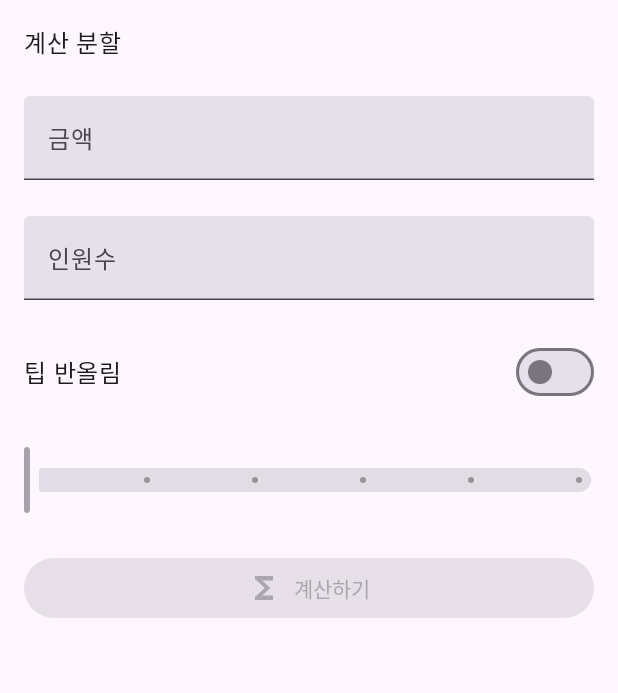
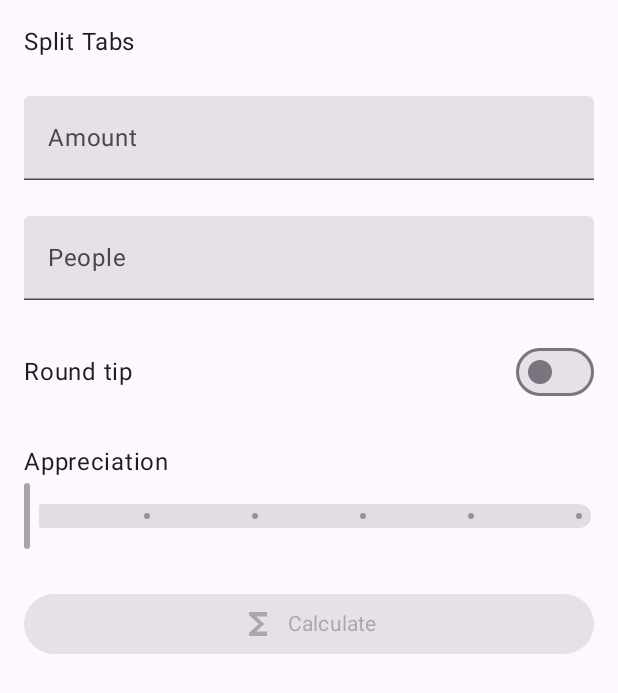
Before and after one commit to yo164/dividirCuentas7, an Android app built with Jetpack Compose: the screen it shows after launch (MainActivity), on a phone screen of 412 x 824 dp. Shown: the top 693 px of the screen. Run offline under Robolectric (Android 15) with nearby library versions, the phone set to English and light mode, and no system bars; Roboto replaces fonts that are not available here.

Commit message:
retocada antes de entregar

```diff
--- a/app/src/main/java/com/alanturin/dividircuentas7/MainActivity.kt
+++ b/app/src/main/java/com/alanturin/dividircuentas7/MainActivity.kt
@@ -95,7 +95,7 @@ class MainActivity : ComponentActivity() {
                         }
 
                         Spacer(modifier = Modifier.height(24.dp))
-
+                        Text (stringResource(R.string.appreciation))
                         if (checked){
                             Slider(
                                 value = sliderPosition,
@@ -104,7 +104,7 @@ class MainActivity : ComponentActivity() {
                                 steps = 4
                             )
                             Text(
-                                text = sliderPosition.toInt().toString()
+                                text = (sliderPosition*5).toInt().toString() + " %"
                             )
                         } else{
                             Slider(
--- a/app/src/main/res/values/strings.xml
+++ b/app/src/main/res/values/strings.xml
@@ -1,10 +1,10 @@
 <resources>
-    <string name="app_name">계산 분할</string>
-    <string name="quantity">금액</string>
-    <string name="people">인원수</string>
-    <string name="Round_tip">팁 반올림</string>
-    <string name="calculate">계산하기</string>
-    <string name="appreciation">평가</string>
-    <string name="total_quantity">총 금액:</string>
-    <string name="each_quantity">각자:</string>
+    <string name="app_name">Split Tabs</string>
+    <string name="quantity">Amount</string>
+    <string name="people">People</string>
+    <string name="Round_tip">Round tip</string>
+    <string name="calculate">Calculate</string>
+    <string name="appreciation">Appreciation</string>
+    <string name="total_quantity">Total Amount:</string>
+    <string name="each_quantity">Each :</string>
 </resources>
```
Also changed, not shown: 1 other file.
